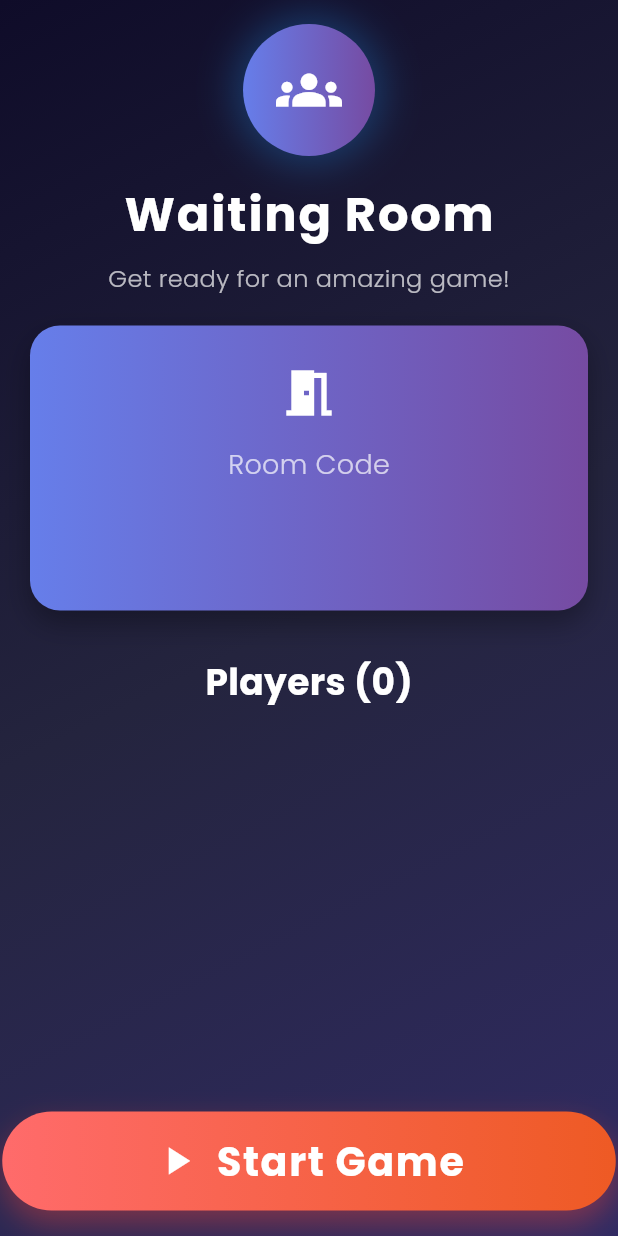
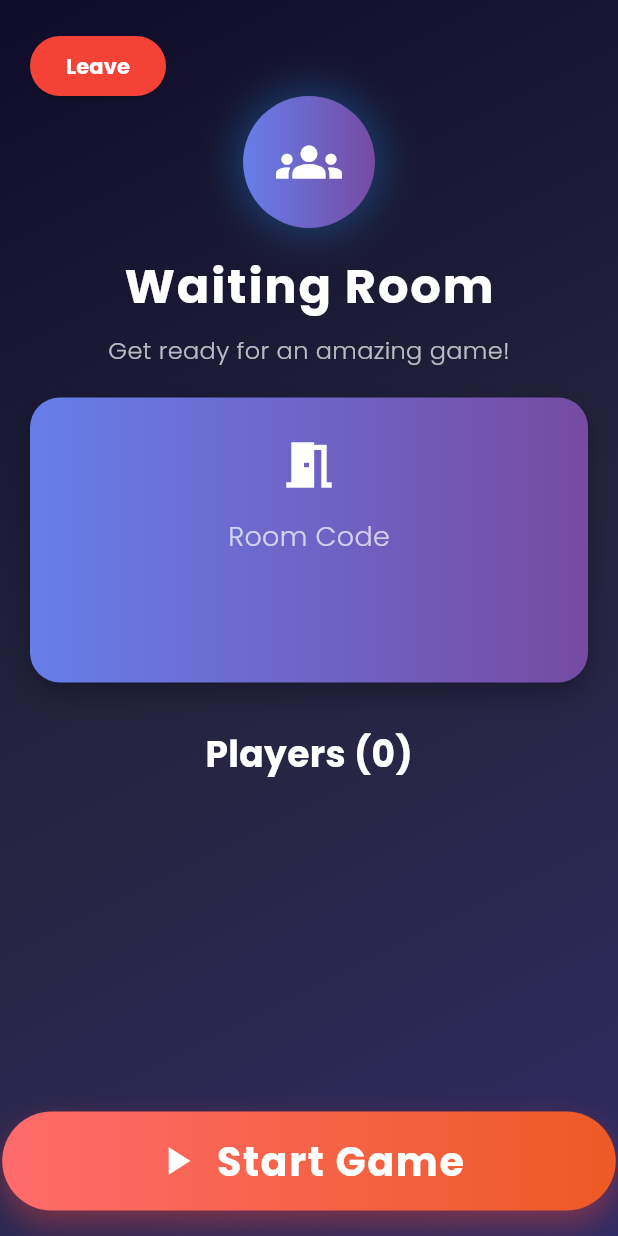
Before and after one commit to Assassin33GT/elgasos, a Flutter app: the WaitingRoomPage screen opened directly with empty values, on a phone screen of 412 x 824 dp. Run offline on Flutter 3.47's test engine with Material 3 defaults, Android fonts, the phone set to English and light mode, and no system bars; our stand-ins replace cloud_firestore, firebase_auth, firebase_core, google_fonts; accounts and stored records are empty.

Commit message:
delete_the_room_if_the_admin_left

```diff
--- a/lib/Screens/HostScreens/waitingroompage.dart
+++ b/lib/Screens/HostScreens/waitingroompage.dart
@@ -1,4 +1,5 @@
 import 'package:elgasos/Screens/GameScreens/playeridentityscreen.dart';
+import 'package:elgasos/Screens/homepage.dart';
 import 'package:elgasos/Widgets/firebasedata.dart';
 import 'package:elgasos/Widgets/goAnotherPage.dart';
 import 'package:elgasos/Widgets/showsnackbar.dart';
@@ -156,6 +157,27 @@ class _WaitingRoomPageState extends State<WaitingRoomPage>
       padding: const EdgeInsets.all(20),
       child: Column(
         children: [
+          Align(
+            alignment: AlignmentGeometry.topLeft,
+            child: ElevatedButton(
+              style: ElevatedButton.styleFrom(backgroundColor: Colors.red),
+              onPressed: () {
+                FirebaseData().deleteGame(roomNumber: widget.roomNumber);
+                goAnotherPage(
+                  context: context,
+                  page: Homepage(name: widget.name),
+                  isRoute: false,
+                );
+              },
+              child: Text(
+                "Leave",
+                style: GoogleFonts.poppins(
+                  color: Colors.white,
+                  fontWeight: FontWeight.bold,
+                ),
+              ),
+            ),
+          ),
           // Animated Logo/Icon
           AnimatedBuilder(
             animation: _pulseAnimation,
--- a/lib/Widgets/firebasedata.dart
+++ b/lib/Widgets/firebasedata.dart
@@ -128,6 +128,11 @@ class FirebaseData {
       "Key": key,
       "Started": true,
     });
+  }
+
+  // Delete game if host left the game or game end
+  void deleteGame({required String roomNumber}) async {
+    await _firestore.collection("Rooms").doc(roomNumber).delete();
   }
 
   // To update room data when new players come in
```
Also changed, not shown: lib/Screens/GuestScreens/joinroom.dart (+12 -0 lines), lib/Screens/HostScreens/roompage.dart (+12 -0 lines), 3 other files.
